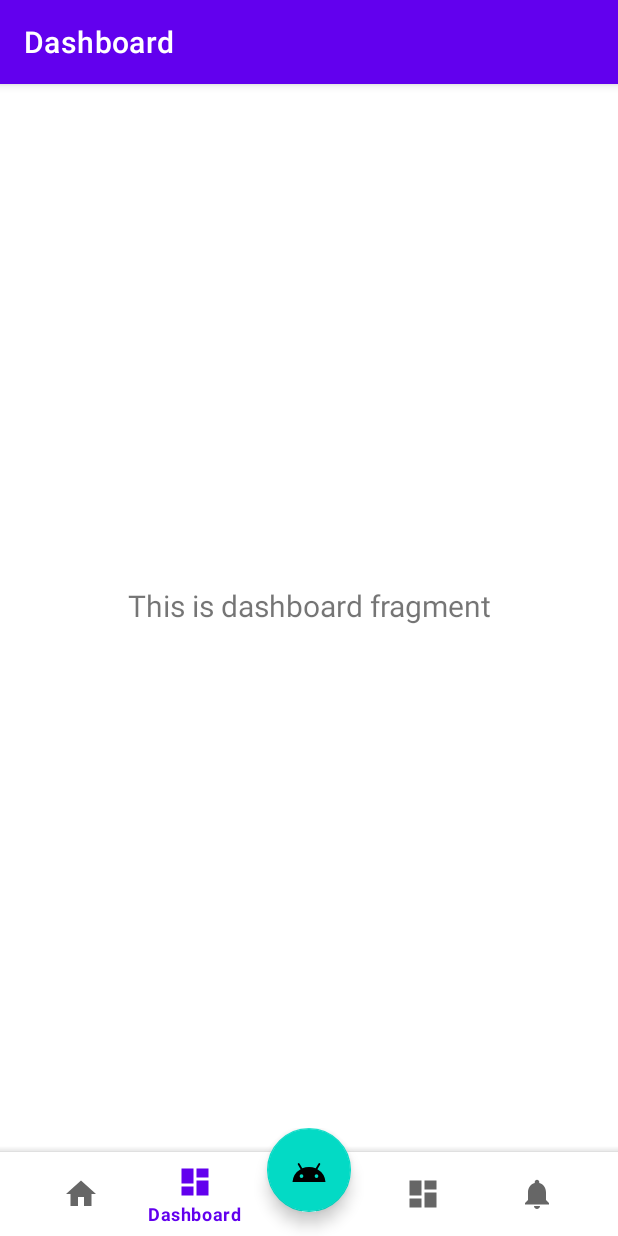
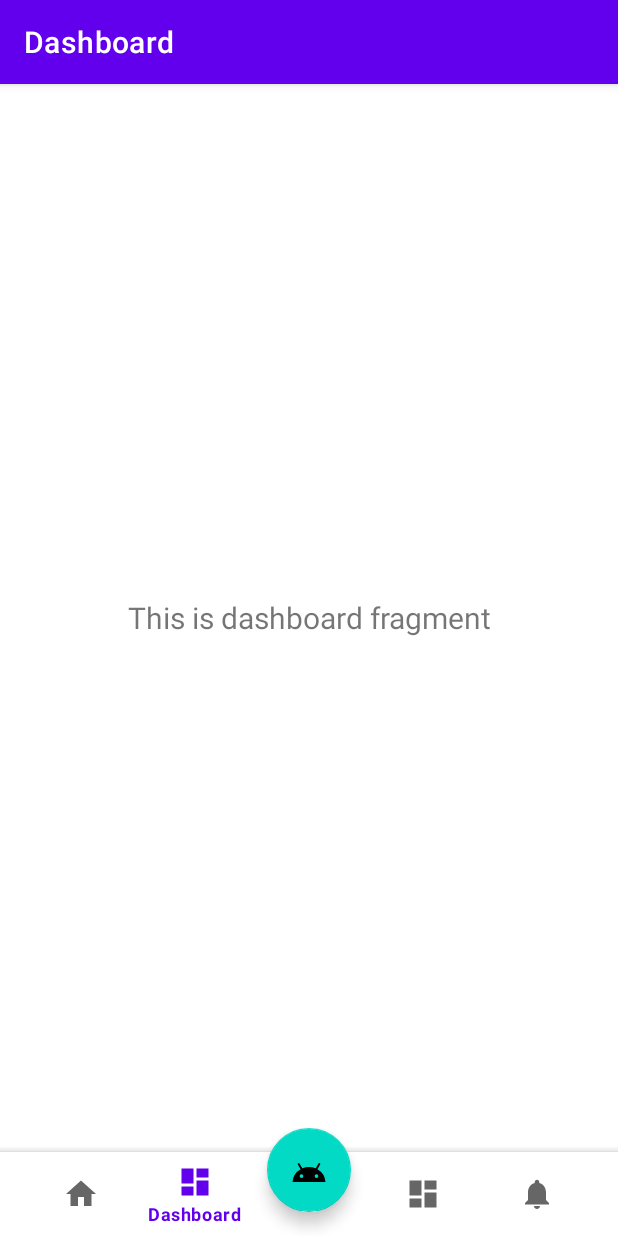
Before and after one commit to yccheok/bottom-navigation-example, an Android app: the screen it shows after launch (MainActivity), item 2 of the bottom bar chosen, on a phone screen of 412 x 824 dp. Run offline under Robolectric (Android 15) with nearby library versions, the phone set to English and light mode, and no system bars; our stand-ins replace navigation-ui.

Commit message:
Bottom margin hack, ensure end of content fragment will full grow till the top of bottom bar.

```diff
--- a/app/src/main/res/layout/activity_main.xml
+++ b/app/src/main/res/layout/activity_main.xml
@@ -7,7 +7,7 @@
     android:layout_height="match_parent">
 
     <fragment
-        android:layout_marginBottom="0dp"
+        android:layout_marginBottom="-16dp"
         android:id="@+id/nav_host_fragment_activity_main"
         android:name="androidx.navigation.fragment.NavHostFragment"
         android:layout_width="match_parent"
@@ -17,7 +17,7 @@
         app:navGraph="@navigation/mobile_navigation" />
 
     <androidx.coordinatorlayout.widget.CoordinatorLayout
-        android:layout_marginBottom="0dp"
+        android:layout_marginBottom="-16dp"
         android:id="@+id/coordinator_layout"
         android:layout_width="match_parent"
         android:layout_height="wrap_content">
```
